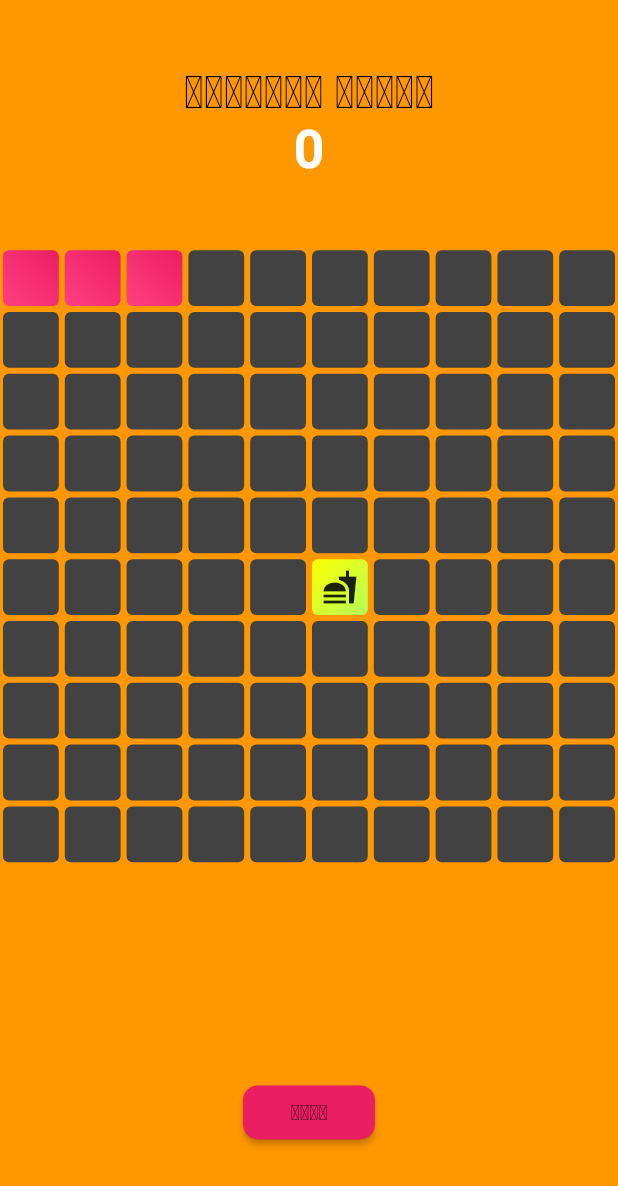
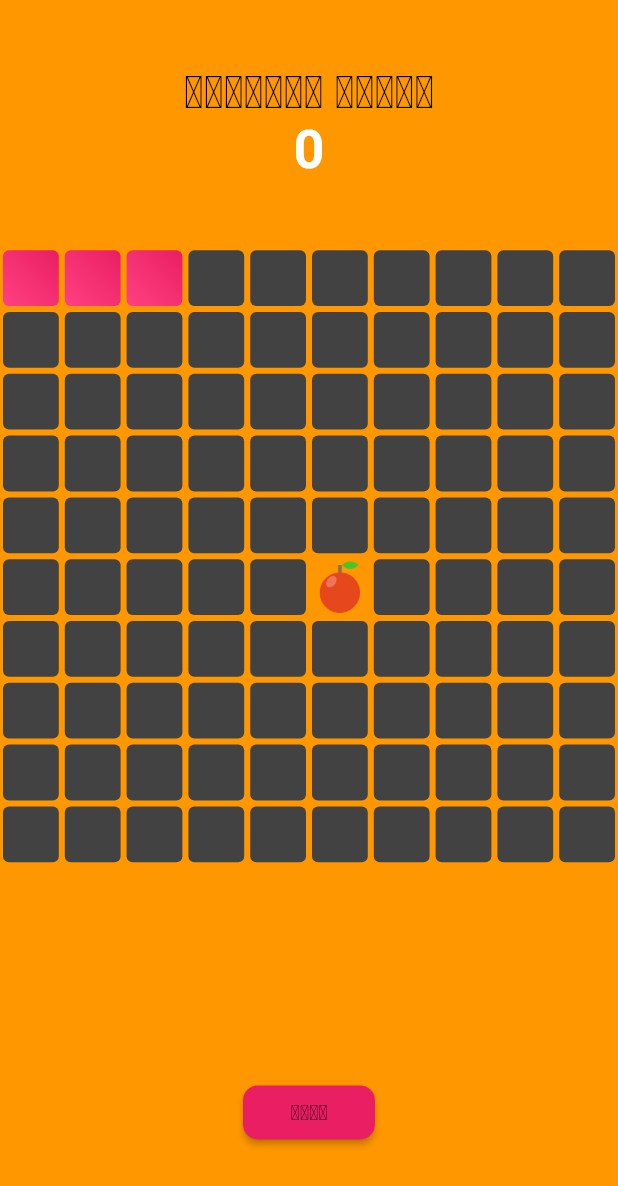
Before and after one commit to abdullahsattar7/SnakeGame-Flutter, a Flutter app: the screen it shows after launch, on a phone screen of 412 x 824 dp. Shown: the top 1186 px of the screen. Run offline on Flutter 3.47's test engine with Material 2 defaults, Android fonts, the phone set to English and light mode, and no system bars; our stand-ins replace lottie.

Commit message:
Added Animation in Food

```diff
--- a/lib/food_pixel.dart
+++ b/lib/food_pixel.dart
@@ -1,27 +1,42 @@
-
 import 'package:flutter/material.dart';
 
-class FoodPixel extends StatelessWidget {
-  const FoodPixel({Key? key}) : super(key: key);
+class FoodPixel extends StatefulWidget {
+  @override
+  _AnimatedFoodState createState() => _AnimatedFoodState();
+}
 
+class _AnimatedFoodState extends State<FoodPixel>
+    with SingleTickerProviderStateMixin {
+  late AnimationController _animationController;
+  late Animation<double> _animation;
+
+  @override
+  void initState() {
+    super.initState();
+    _animationController =
+        AnimationController(duration: const Duration(seconds: 1), vsync: this);
+    _animation =
+        Tween<double>(begin: 1.0, end: 1.2).animate(_animationController);
+    _animationController.repeat(reverse: true);
+  }
+
+  @override
+  void dispose() {
+    _animationController.dispose();
+    super.dispose();
+  }
 
   @override
   Widget build(BuildContext context) {
     return Padding(
       padding: const EdgeInsets.all(2.0),
-      child: Container(
-        decoration: BoxDecoration(
-          gradient: const LinearGradient(
-            begin: Alignment.topLeft,
-            end: Alignment.bottomRight,
-            colors: [
-              Colors.yellowAccent,
-              Colors.lightGreenAccent
-            ],
-          ),
-          borderRadius: BorderRadius.circular(4),
+      child: ScaleTransition(
+        scale: _animation,
+        child: Image.asset(
+          'assets/food.png',
+          width: 24,
+          height: 24,
         ),
-        child: const Icon(Icons.fastfood_sharp),
       ),
     );
   }
```
Also changed, not shown: assets/food.png (added).
